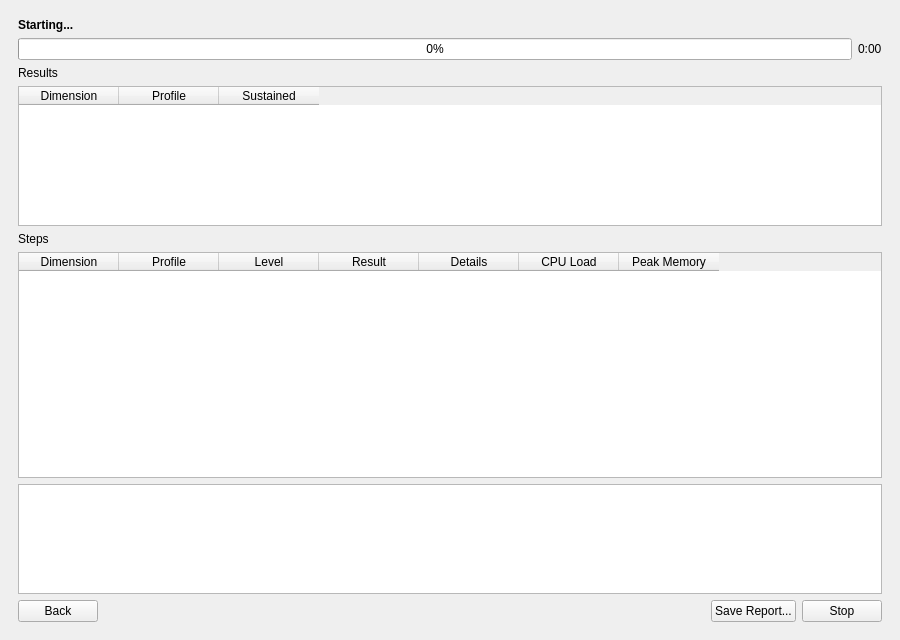
Old version of the form tools/sybench/benchwindow.ui in the repository syntalos/syntalos.
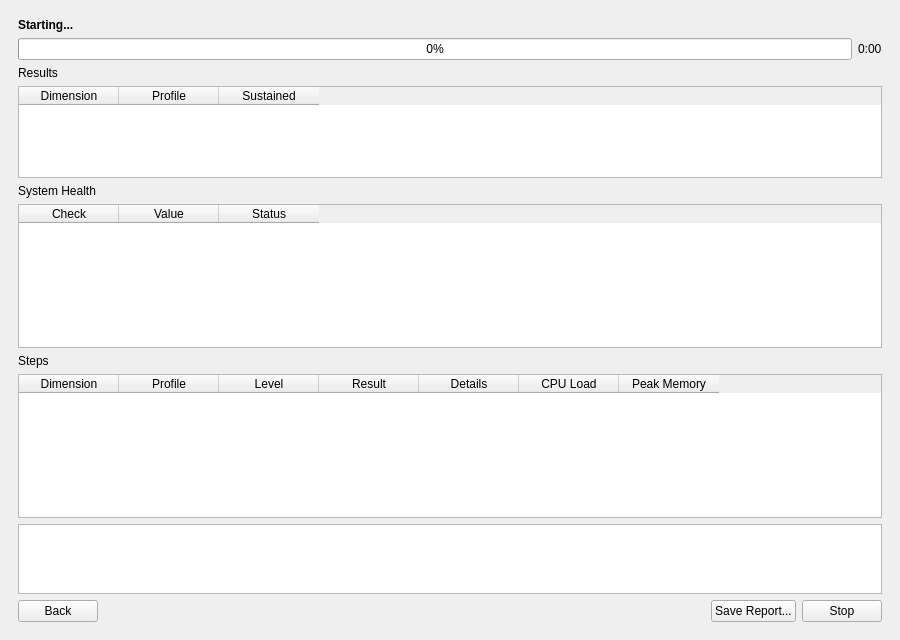
New version of the form. The open tabs and pages were chosen to show the change.

Commit message: sybench: Add the more dimensions, a health section and a memory guard

```diff
--- a/tools/sybench/benchwindow.ui
+++ b/tools/sybench/benchwindow.ui
@@ -187,6 +187,47 @@
           </column>
          </widget>
         </item>
+        <item>
+         <widget class="QLabel" name="healthLabel">
+          <property name="text">
+           <string>System Health</string>
+          </property>
+         </widget>
+        </item>
+        <item>
+         <widget class="QTableWidget" name="healthTable">
+          <property name="maximumSize">
+           <size>
+            <width>16777215</width>
+            <height>230</height>
+           </size>
+          </property>
+          <property name="editTriggers">
+           <set>QAbstractItemView::EditTrigger::NoEditTriggers</set>
+          </property>
+          <property name="selectionMode">
+           <enum>QAbstractItemView::SelectionMode::NoSelection</enum>
+          </property>
+          <attribute name="verticalHeaderVisible">
+           <bool>false</bool>
+          </attribute>
+          <column>
+           <property name="text">
+            <string>Check</string>
+           </property>
+          </column>
+          <column>
+           <property name="text">
+            <string>Value</string>
+           </property>
+          </column>
+          <column>
+           <property name="text">
+            <string>Status</string>
+           </property>
+          </column>
+         </widget>
+        </item>
         <item>
          <widget class="QLabel" name="stepsLabel">
           <property name="text">
```
Left out of the diff: 21 changed lines with no effect on the pictures. The commit also changes 22 other files.
